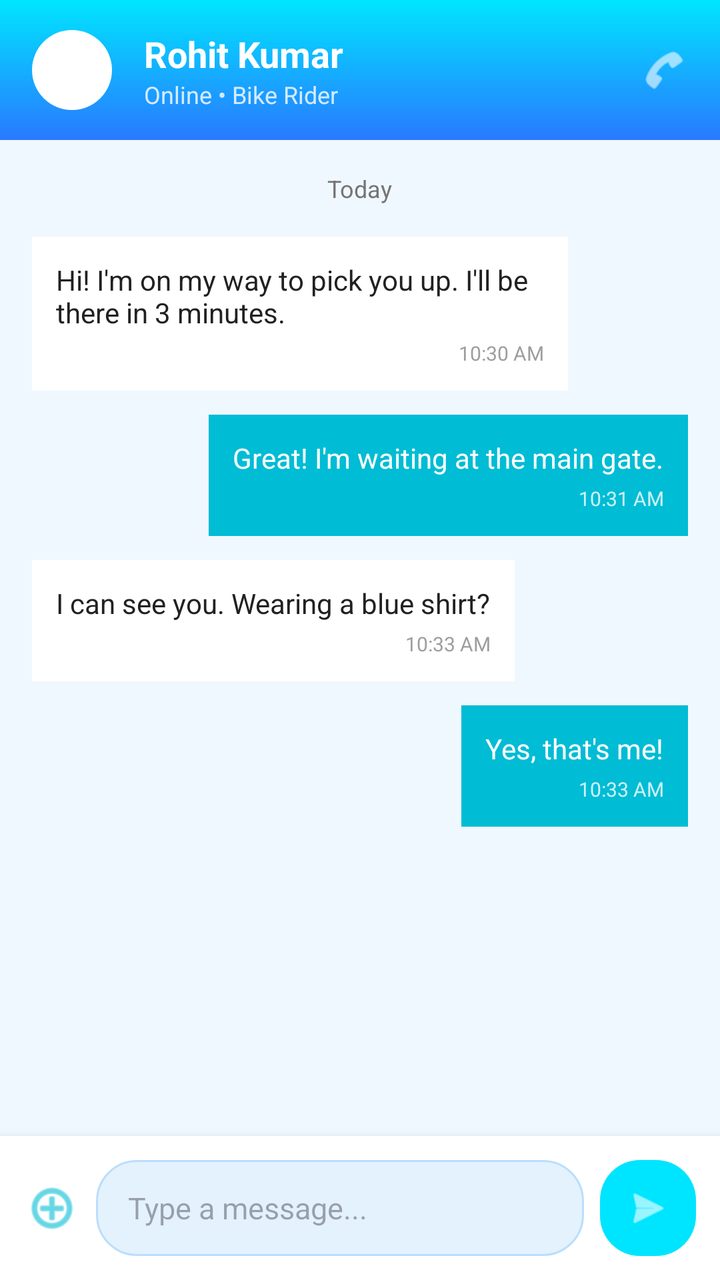
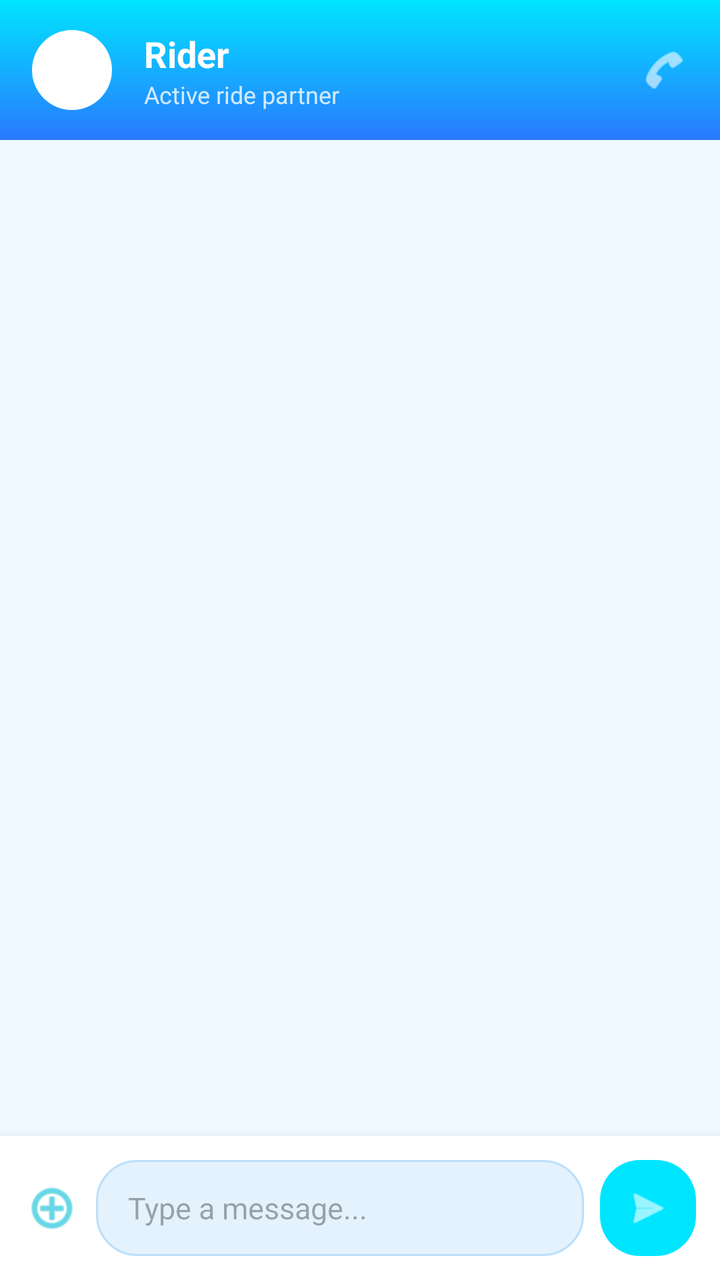

Two renders of the same Android screen: before a commit and after it. Below are the layout's source before the change and the commit's diff.
<!-- AndroidManifest.xml: application theme Theme.TradGet -->
<!-- res/layout/fragment_chat.xml -->
<?xml version="1.0" encoding="utf-8"?>
<RelativeLayout xmlns:android="http://schemas.android.com/apk/res/android"
    android:layout_width="match_parent"
    android:layout_height="match_parent"
    android:background="#F0F8FF">

    
    <LinearLayout
        android:id="@+id/chatHeader"
        android:layout_width="match_parent"
        android:layout_height="70dp"
        android:background="@drawable/gradient_header"
        android:gravity="center_vertical"
        android:paddingHorizontal="16dp"
        android:orientation="horizontal">

        <ImageView
            android:layout_width="40dp"
            android:layout_height="40dp"
            android:src="@android:drawable/ic_menu_close_clear_cancel"
            android:tint="#FFFFFF"
            android:background="@drawable/bg_card"
            android:padding="8dp" />

        <LinearLayout
            android:layout_width="0dp"
            android:layout_height="wrap_content"
            android:layout_weight="1"
            android:orientation="vertical"
            android:layout_marginStart="16dp">

            <TextView
                android:layout_width="wrap_content"
                android:layout_height="wrap_content"
                android:text="Rohit Kumar"
                android:textSize="18sp"
                android:textStyle="bold"
                android:textColor="#FFFFFF" />

            <TextView
                android:layout_width="wrap_content"
                android:layout_height="wrap_content"
                android:text="Online • Bike Rider"
                android:textSize="12sp"
                android:textColor="#FFFFFF"
                android:alpha="0.8" />

        </LinearLayout>

        <ImageView
            android:layout_width="24dp"
            android:layout_height="24dp"
            android:src="@android:drawable/ic_menu_call"
            android:tint="#FFFFFF" />

    </LinearLayout>

    
    <ScrollView
        android:id="@+id/chatScrollView"
        android:layout_width="match_parent"
        android:layout_height="match_parent"
        android:layout_above="@+id/chatInputArea"
        android:layout_below="@id/chatHeader"
        android:padding="16dp">

        <LinearLayout
            android:id="@+id/chatMessagesContainer"
            android:layout_width="match_parent"
            android:layout_height="wrap_content"
            android:orientation="vertical">

            
            <TextView
                android:layout_width="wrap_content"
                android:layout_height="wrap_content"
                android:layout_gravity="center"
                android:text="Today"
                android:textSize="12sp"
                android:textColor="#757575"
                android:layout_marginBottom="16dp" />

            
            <LinearLayout
                android:layout_width="wrap_content"
                android:layout_height="wrap_content"
                android:layout_gravity="start"
                android:layout_marginEnd="60dp"
                android:layout_marginBottom="12dp"
                android:background="#FFFFFF"
                android:padding="12dp"
                android:orientation="vertical">

                <TextView
                    android:layout_width="wrap_content"
                    android:layout_height="wrap_content"
                    android:text="Hi! I'm on my way to pick you up. I'll be there in 3 minutes."
                    android:textSize="14sp"
                    android:textColor="#212121" />

                <TextView
                    android:layout_width="wrap_content"
                    android:layout_height="wrap_content"
                    android:text="10:30 AM"
                    android:textSize="10sp"
                    android:textColor="#9E9E9E"
                    android:layout_gravity="end"
                    android:layout_marginTop="4dp" />

            </LinearLayout>

            
            <LinearLayout
                android:layout_width="wrap_content"
                android:layout_height="wrap_content"
                android:layout_gravity="end"
                android:layout_marginStart="60dp"
                android:layout_marginBottom="12dp"
                android:background="#00BCD4"
                android:padding="12dp"
                android:orientation="vertical">

                <TextView
                    android:layout_width="wrap_content"
                    android:layout_height="wrap_content"
                    android:text="Great! I'm waiting at the main gate."
                    android:textSize="14sp"
                    android:textColor="#FFFFFF" />

                <TextView
                    android:layout_width="wrap_content"
                    android:layout_height="wrap_content"
                    android:text="10:31 AM"
                    android:textSize="10sp"
                    android:textColor="#FFFFFF"
                    android:alpha="0.8"
                    android:layout_gravity="end"
                    android:layout_marginTop="4dp" />

            </LinearLayout>

            
            <LinearLayout
                android:layout_width="wrap_content"
                android:layout_height="wrap_content"
                android:layout_gravity="start"
                android:layout_marginEnd="60dp"
                android:layout_marginBottom="12dp"
                android:background="#FFFFFF"
                android:padding="12dp"
                android:orientation="vertical">

                <TextView
                    android:layout_width="wrap_content"
                    android:layout_height="wrap_content"
                    android:text="I can see you. Wearing a blue shirt?"
                    android:textSize="14sp"
                    android:textColor="#212121" />

                <TextView
                    android:layout_width="wrap_content"
                    android:layout_height="wrap_content"
                    android:text="10:33 AM"
                    android:textSize="10sp"
                    android:textColor="#9E9E9E"
                    android:layout_gravity="end"
                    android:layout_marginTop="4dp" />

            </LinearLayout>

            
            <LinearLayout
                android:layout_width="wrap_content"
                android:layout_height="wrap_content"
                android:layout_gravity="end"
                android:layout_marginStart="60dp"
                android:layout_marginBottom="12dp"
                android:background="#00BCD4"
                android:padding="12dp"
                android:orientation="vertical">

                <TextView
                    android:layout_width="wrap_content"
                    android:layout_height="wrap_content"
                    android:text="Yes, that's me!"
                    android:textSize="14sp"
                    android:textColor="#FFFFFF" />

                <TextView
                    android:layout_width="wrap_content"
                    android:layout_height="wrap_content"
                    android:text="10:33 AM"
                    android:textSize="10sp"
                    android:textColor="#FFFFFF"
                    android:alpha="0.8"
                    android:layout_gravity="end"
                    android:layout_marginTop="4dp" />

            </LinearLayout>

        </LinearLayout>

    </ScrollView>

    
    <LinearLayout
        android:id="@+id/chatInputArea"
        android:layout_width="match_parent"
        android:layout_height="wrap_content"
        android:layout_alignParentBottom="true"
        android:background="#FFFFFF"
        android:elevation="8dp"
        android:padding="12dp"
        android:orientation="horizontal"
        android:gravity="center_vertical">

        <ImageView
            android:layout_width="28dp"
            android:layout_height="28dp"
            android:src="@android:drawable/ic_menu_add"
            android:tint="#00BCD4"
            android:layout_marginEnd="8dp" />

        <EditText
            android:id="@+id/chatInput"
            android:layout_width="0dp"
            android:layout_height="48dp"
            android:layout_weight="1"
            android:hint="Type a message..."
            android:textSize="15sp"
            android:textColor="#212121"
            android:background="@drawable/bg_input_field"
            android:paddingHorizontal="16dp" />

        <ImageView
            android:id="@+id/sendButton"
            android:layout_width="48dp"
            android:layout_height="48dp"
            android:src="@android:drawable/ic_menu_send"
            android:tint="#FFFFFF"
            android:background="@drawable/bg_button_cyan"
            android:padding="12dp"
            android:layout_marginStart="8dp"
            android:clickable="true"
            android:foreground="?attr/selectableItemBackground" />

    </LinearLayout>

</RelativeLayout>
<!-- resources referenced by this layout -->
<resources>
  <!-- drawable bg_button_cyan (drawable) -->
  <?xml version="1.0" encoding="utf-8"?>
  <shape xmlns:android="http://schemas.android.com/apk/res/android"
      android:shape="rectangle">
      <solid android:color="#00E5FF" />
      <corners android:radius="20dp" />
  </shape>
  <!-- drawable bg_card (drawable) -->
  <?xml version="1.0" encoding="utf-8"?>
  <shape xmlns:android="http://schemas.android.com/apk/res/android"
      android:shape="rectangle">
      <solid android:color="#FFFFFF" />
      <corners android:radius="20dp" />
      <shadowColor android:color="#40000000" />
  </shape>
  <!-- drawable bg_input_field (drawable) -->
  <?xml version="1.0" encoding="utf-8"?>
  <shape xmlns:android="http://schemas.android.com/apk/res/android"
      android:shape="rectangle">
      <solid android:color="#E3F2FD" />
      <corners android:radius="20dp" />
      <stroke android:width="1dp" android:color="#BBDEFB" />
  </shape>
  <!-- drawable gradient_header (drawable) -->
  <?xml version="1.0" encoding="utf-8"?>
  <shape xmlns:android="http://schemas.android.com/apk/res/android"
      android:shape="rectangle">
      <gradient
          android:angle="270"
          android:startColor="#00E5FF"
          android:endColor="#2979FF"
          android:type="linear" />
      <corners android:radius="0dp" />
  </shape>
  <style name="Theme.TradGet" parent="Base.Theme.TradGet" />
  <style name="Base.Theme.TradGet" parent="Theme.Material3.DayNight.NoActionBar">
          
          
      </style>
</resources>

<!-- the commit's change to res/layout/fragment_chat.xml (unified diff, before → after) -->
@@ -15,6 +15,7 @@
         android:orientation="horizontal">
 
         <ImageView
+            android:id="@+id/chatCloseButton"
             android:layout_width="40dp"
             android:layout_height="40dp"
             android:src="@android:drawable/ic_menu_close_clear_cancel"
@@ -30,17 +31,19 @@
             android:layout_marginStart="16dp">
 
             <TextView
+                android:id="@+id/chatHeaderName"
                 android:layout_width="wrap_content"
                 android:layout_height="wrap_content"
-                android:text="Rohit Kumar"
+                android:text="Rider"
                 android:textSize="18sp"
                 android:textStyle="bold"
                 android:textColor="#FFFFFF" />
 
             <TextView
+                android:id="@+id/chatHeaderStatus"
                 android:layout_width="wrap_content"
                 android:layout_height="wrap_content"
-                android:text="Online • Bike Rider"
+                android:text="Active ride partner"
                 android:textSize="12sp"
                 android:textColor="#FFFFFF"
                 android:alpha="0.8" />
@@ -60,7 +63,7 @@
         android:id="@+id/chatScrollView"
         android:layout_width="match_parent"
         android:layout_height="match_parent"
-        android:layout_above="@+id/chatInputArea"
+        android:layout_above="@+id/chatActionBar"
         android:layout_below="@id/chatHeader"
         android:padding="16dp">
 
@@ -69,138 +72,52 @@
             android:layout_width="match_parent"
             android:layout_height="wrap_content"
             android:orientation="vertical">
-
-            
-            <TextView
-                android:layout_width="wrap_content"
-                android:layout_height="wrap_content"
-                android:layout_gravity="center"
-                android:text="Today"
-                android:textSize="12sp"
-                android:textColor="#757575"
-                android:layout_marginBottom="16dp" />
-
-            
-            <LinearLayout
-                android:layout_width="wrap_content"
-                android:layout_height="wrap_content"
-                android:layout_gravity="start"
-                android:layout_marginEnd="60dp"
-                android:layout_marginBottom="12dp"
-                android:background="#FFFFFF"
-                android:padding="12dp"
-                android:orientation="vertical">
-
-                <TextView
-                    android:layout_width="wrap_content"
-                    android:layout_height="wrap_content"
-                    android:text="Hi! I'm on my way to pick you up. I'll be there in 3 minutes."
-                    android:textSize="14sp"
-                    android:textColor="#212121" />
-
-                <TextView
-                    android:layout_width="wrap_content"
-                    android:layout_height="wrap_content"
-                    android:text="10:30 AM"
-                    android:textSize="10sp"
-                    android:textColor="#9E9E9E"
-                    android:layout_gravity="end"
-                    android:layout_marginTop="4dp" />
-
-            </LinearLayout>
-
-            
-            <LinearLayout
-                android:layout_width="wrap_content"
-                android:layout_height="wrap_content"
-                android:layout_gravity="end"
-                android:layout_marginStart="60dp"
-                android:layout_marginBottom="12dp"
-                android:background="#00BCD4"
-                android:padding="12dp"
-                android:orientation="vertical">
-
-                <TextView
-                    android:layout_width="wrap_content"
-                    android:layout_height="wrap_content"
-                    android:text="Great! I'm waiting at the main gate."
-                    android:textSize="14sp"
-                    android:textColor="#FFFFFF" />
-
-                <TextView
-                    android:layout_width="wrap_content"
-                    android:layout_height="wrap_content"
-                    android:text="10:31 AM"
-                    android:textSize="10sp"
-                    android:textColor="#FFFFFF"
-                    android:alpha="0.8"
-                    android:layout_gravity="end"
-                    android:layout_marginTop="4dp" />
-
-            </LinearLayout>
-
-            
-            <LinearLayout
-                android:layout_width="wrap_content"
-                android:layout_height="wrap_content"
-                android:layout_gravity="start"
-                android:layout_marginEnd="60dp"
-                android:layout_marginBottom="12dp"
-                android:background="#FFFFFF"
-                android:padding="12dp"
-                android:orientation="vertical">
-
-                <TextView
-                    android:layout_width="wrap_content"
-                    android:layout_height="wrap_content"
-                    android:text="I can see you. Wearing a blue shirt?"
-                    android:textSize="14sp"
-                    android:textColor="#212121" />
-
-                <TextView
-                    android:layout_width="wrap_content"
-                    android:layout_height="wrap_content"
-                    android:text="10:33 AM"
-                    android:textSize="10sp"
-                    android:textColor="#9E9E9E"
-                    android:layout_gravity="end"
-                    android:layout_marginTop="4dp" />
-
-            </LinearLayout>
-
-            
-            <LinearLayout
-                android:layout_width="wrap_content"
-                android:layout_height="wrap_content"
-                android:layout_gravity="end"
-                android:layout_marginStart="60dp"
-                android:layout_marginBottom="12dp"
-                android:background="#00BCD4"
-                android:padding="12dp"
-                android:orientation="vertical">
-
-                <TextView
-                    android:layout_width="wrap_content"
-                    android:layout_height="wrap_content"
-                    android:text="Yes, that's me!"
-                    android:textSize="14sp"
-                    android:textColor="#FFFFFF" />
-
-                <TextView
-                    android:layout_width="wrap_content"
-                    android:layout_height="wrap_content"
-                    android:text="10:33 AM"
-                    android:textSize="10sp"
-                    android:textColor="#FFFFFF"
-                    android:alpha="0.8"
-                    android:layout_gravity="end"
-                    android:layout_marginTop="4dp" />
-
-            </LinearLayout>
-
         </LinearLayout>
 
     </ScrollView>
+
+    
+    <LinearLayout
+        android:id="@+id/chatActionBar"
+        android:layout_width="match_parent"
+        android:layout_height="wrap_content"
+        android:layout_above="@+id/chatInputArea"
+        android:background="#F7FBFF"
+        android:padding="10dp"
+        android:orientation="horizontal"
+        android:gravity="center_vertical"
+        android:visibility="gone">
+
+        <TextView
+            android:id="@+id/completeRideButton"
+            android:layout_width="0dp"
+            android:layout_height="44dp"
+            android:layout_weight="1"
+            android:gravity="center"
+            android:text="Complete Ride"
+            android:textSize="14sp"
+            android:textStyle="bold"
+            android:textColor="#FFFFFF"
+            android:background="@drawable/bg_button_cyan"
+            android:clickable="true"
+            android:focusable="true" />
+
+        <TextView
+            android:id="@+id/cancelRideButton"
+            android:layout_width="0dp"
+            android:layout_height="44dp"
+            android:layout_weight="1"
+            android:layout_marginStart="10dp"
+            android:gravity="center"
+            android:text="Cancel Ride"
+            android:textSize="14sp"
+            android:textStyle="bold"
+            android:textColor="#FF5252"
+            android:background="@drawable/bg_input_field"
+            android:clickable="true"
+            android:focusable="true" />
+
+    </LinearLayout>
 
     
     <LinearLayout
